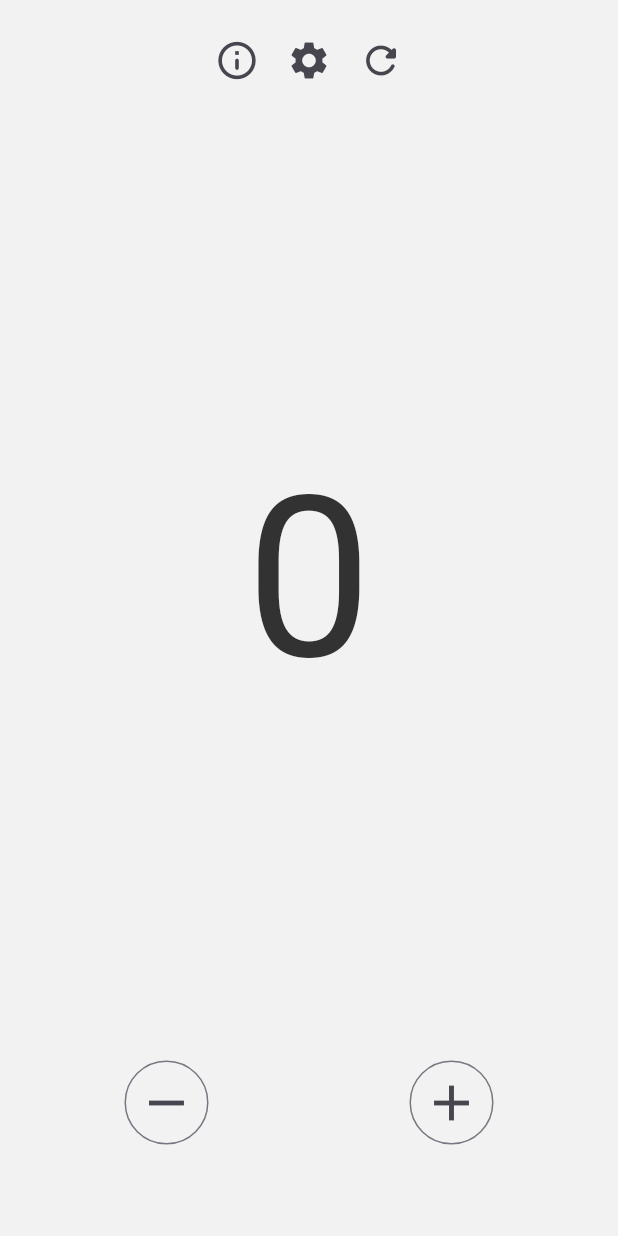
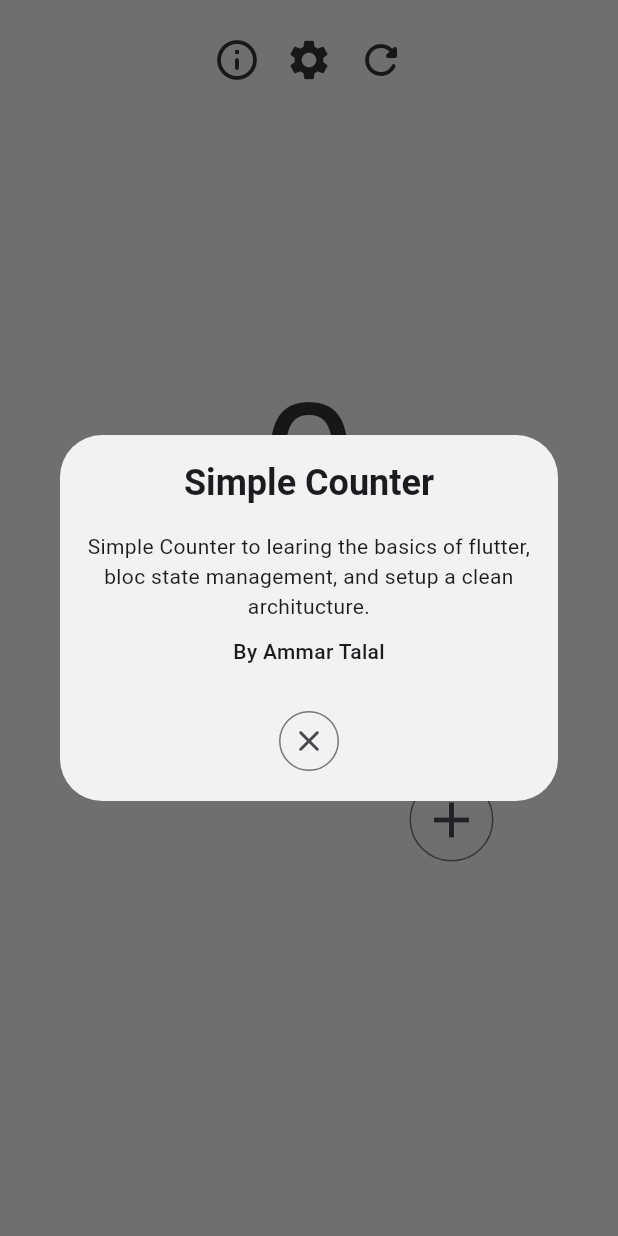
Before and after one commit to FatalError98/simple-counter-bloc, a Flutter app: the screen it shows after launch, after a tap on the "info outline" icon, on a phone screen of 412 x 824 dp. Run offline on Flutter 3.47's test engine with Material 3 defaults, Android fonts, the phone set to English and light mode, and no system bars; drawn by our look-alikes of flutter_animate; our stand-ins replace bloc, flutter_bloc, gap.

Commit message:
🎨: Styling & adding animation

```diff
--- a/lib/app.dart
+++ b/lib/app.dart
@@ -1,5 +1,6 @@
 import 'package:flutter/material.dart';
 
+import 'core/theme/colors/colors.dart';
 import 'features/counter/presentation/counter.dart';
 
 class CounterApp extends MaterialApp {
@@ -9,12 +10,7 @@ class CounterApp extends MaterialApp {
           debugShowCheckedModeBanner: false,
           theme: ThemeData(
             useMaterial3: true,
-            scaffoldBackgroundColor: const Color(0xffF3F2F2),
-            colorScheme: ColorScheme.fromSeed(
-              seedColor: const Color(0xff333233),
-              primary: const Color(0xff333233),
-              secondary: const Color(0xff333233),
-            ),
+            scaffoldBackgroundColor: kScaffoldBackGroundColor,
           ),
         );
 }
--- /dev/null
+++ b/lib/core/theme/colors/colors.dart
@@ -0,0 +1,4 @@
+import 'dart:ui';
+
+const kScaffoldBackGroundColor = Color(0xffF3F2F2);
+const kPrimaryColor = Color(0xff333233);
--- /dev/null
+++ b/lib/features/counter/presentation/functions/open_animated_dialog.dart
@@ -0,0 +1,48 @@
+import 'package:flutter/material.dart';
+import 'package:flutter_animate/flutter_animate.dart';
+import 'package:gap/gap.dart';
+
+import '../../../../core/theme/colors/colors.dart';
+
+void openAnimatedDialog(BuildContext context) {
+  showDialog(
+    context: context,
+    builder: (context) => AlertDialog(
+      backgroundColor: kScaffoldBackGroundColor,
+      elevation: 0,
+      title: const Text(
+        'Simple Counter',
+        textAlign: TextAlign.center,
+        style: TextStyle(fontWeight: FontWeight.bold),
+      ),
+      content: const SizedBox(
+        height: 100,
+        child: Column(
+          children: [
+            Text(
+              'Simple Counter to learing the basics of flutter, bloc state management, and setup a clean architucture.',
+              textAlign: TextAlign.center,
+            ),
+            Gap(10),
+            Text(
+              'By Ammar Talal',
+              style: TextStyle(fontSize: 14, fontWeight: FontWeight.w500),
+            )
+          ],
+        ),
+      ),
+      titlePadding: const EdgeInsets.only(top: 16),
+      contentPadding: const EdgeInsets.symmetric(vertical: 16, horizontal: 16),
+      actionsPadding: const EdgeInsets.only(bottom: 16),
+      actionsAlignment: MainAxisAlignment.center,
+      actions: [
+        IconButton.outlined(
+            onPressed: () => Navigator.of(context).pop(),
+            icon: const Icon(Icons.close_rounded))
+      ],
+    )
+        .animate()
+        .fadeIn(delay: const Duration(milliseconds: 240))
+        .moveY(duration: const Duration(milliseconds: 240)),
+  );
+}
--- a/lib/features/counter/presentation/pages/counter_view.dart
+++ b/lib/features/counter/presentation/pages/counter_view.dart
@@ -1,8 +1,10 @@
-import 'package:bloc_counter/features/counter/presentation/counter.dart';
 import 'package:flutter/material.dart';
-import 'package:flutter_bloc/flutter_bloc.dart';
+import 'package:flutter_animate/flutter_animate.dart';
+import 'package:gap/gap.dart';
 
-import '../bloc/counter_bloc.dart';
+import '../../../../core/theme/colors/colors.dart';
+import '../counter.dart';
+import '../functions/open_animated_dialog.dart';
 
 class CounterView extends StatelessWidget {
   const CounterView({super.key});
@@ -20,17 +22,19 @@ class CounterView extends StatelessWidget {
                   mainAxisAlignment: MainAxisAlignment.center,
                   children: [
                     IconButton(
-                      onPressed: () {},
+                      onPressed: () => openAnimatedDialog(context),
                       icon: const Icon(
                         Icons.info_outline_rounded,
-                        size: 30,
+                        size: 32,
+                        color: kPrimaryColor,
                       ),
                     ),
                     IconButton(
                       onPressed: () {},
                       icon: const Icon(
                         Icons.settings,
-                        size: 30,
+                        size: 32,
+                        color: kPrimaryColor,
                       ),
                     ),
                     IconButton(
@@ -38,34 +42,47 @@ class CounterView extends StatelessWidget {
                           context.read<CounterBloc>().add(ResetEvent()),
                       icon: const Icon(
                         Icons.refresh_rounded,
-                        size: 30,
+                        size: 32,
+                        color: kPrimaryColor,
                       ),
                     ),
                   ],
                 ),
-                const Spacer(),
+                Gap(MediaQuery.of(context).size.width * 0.4),
                 BlocBuilder<CounterBloc, CounterState>(
                   builder: (context, state) {
                     return Text(
                       '${state.countValue}',
                       style: const TextStyle(
-                        fontSize: 150,
+                        fontSize: 116,
                         color: Color(0xff333233),
                       ),
                     );
                   },
                 ),
-                const Spacer(),
+                Gap(MediaQuery.of(context).size.width * 0.3),
                 Row(
                   mainAxisAlignment: MainAxisAlignment.spaceAround,
                   children: [
-                    IconButton.outlined(
-                      onPressed: () =>
-                          context.read<CounterBloc>().add(DecrementEvent()),
-                      icon: const Icon(
-                        Icons.remove,
-                        size: 40,
-                      ),
+                    BlocBuilder<CounterBloc, CounterState>(
+                      builder: (context, state) {
+                        return IconButton.outlined(
+                          onPressed: () => state.countValue > 0
+                              ? context
+                                  .read<CounterBloc>()
+                                  .add(DecrementEvent())
+                              : null,
+                          icon: const Icon(
+                            Icons.remove,
+                            size: 40,
+                          ),
+                        )
+                            .animate(
+                              target: state.countValue > 0 ? 1 : 0,
+                            )
+                            .fadeIn(
+                                duration: const Duration(milliseconds: 200));
+                      },
                     ),
                     IconButton.outlined(
                       onPressed: () =>
@@ -77,32 +94,10 @@ class CounterView extends StatelessWidget {
                     ),
                   ],
                 ),
-                const SizedBox(
-                  height: 45,
-                )
               ],
             ),
           ),
         ),
-        // floatingActionButton: Column(
-        //   mainAxisAlignment: MainAxisAlignment.end,
-        //   crossAxisAlignment: CrossAxisAlignment.end,
-        //   children: [
-        //     FloatingActionButton(
-        //       key: const Key('counterView_increment_floatingActionButton'),
-        //       child: const Icon(Icons.add),
-        //       onPressed: () => context.read<CounterCubit>().increment(),
-        //     ),
-        //     const SizedBox(
-        //       height: 8,
-        //     ),
-        //     FloatingActionButton(
-        //       key: const Key('counterView_decrement_floatingActionButton'),
-        //       child: const Icon(Icons.remove),
-        //       onPressed: () => context.read<CounterCubit>().decrement(),
-        //     ),
-        //   ],
-        // ),
       ),
     );
   }
--- a/pubspec.yaml
+++ b/pubspec.yaml
@@ -15,6 +15,8 @@ dependencies:
   cupertino_icons: ^1.0.6
   flutter_bloc: ^8.1.5
   bloc: ^8.1.4
+  gap: ^3.0.1
+  flutter_animate: ^4.5.0
 
 dev_dependencies:
   flutter_test:
```
